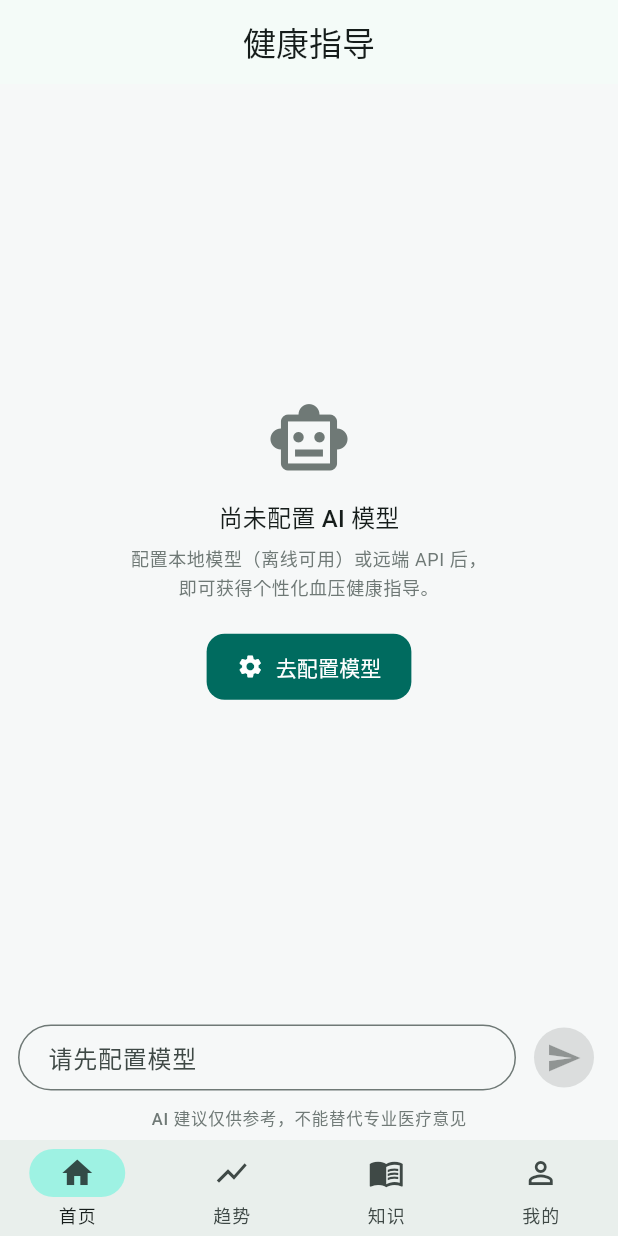
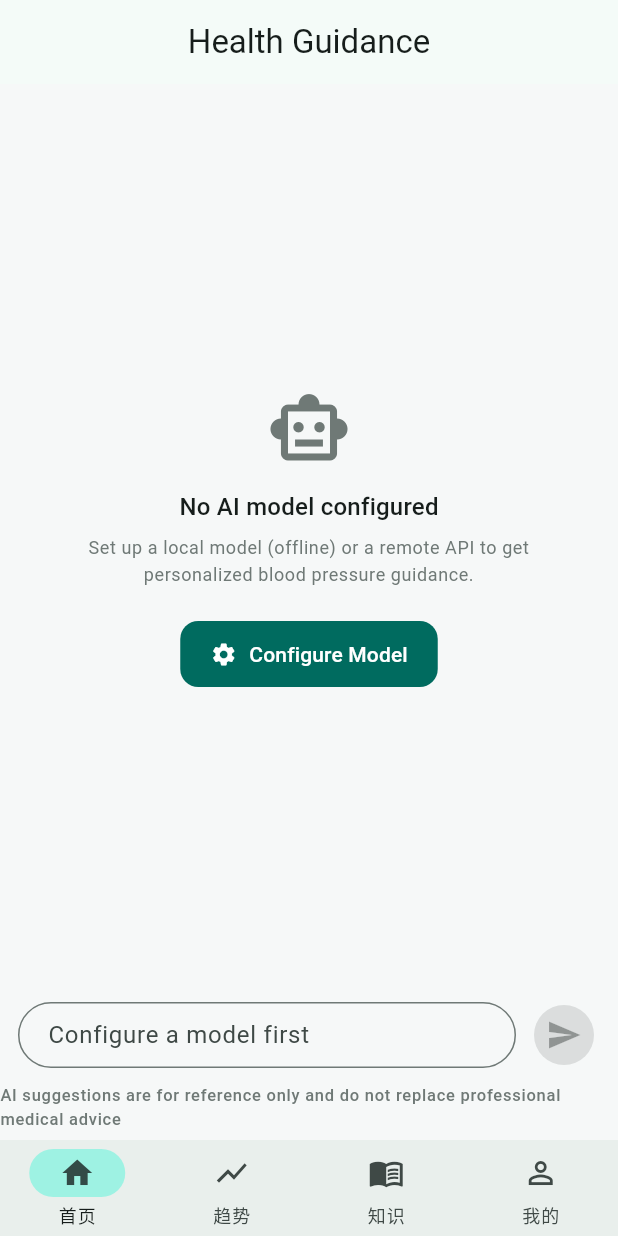
Before and after one commit to zhaoxuan-inside/BloodPressed, a Flutter app: the AssistantPage screen opened by its route, on a phone screen of 412 x 824 dp. Run offline on Flutter 3.47's test engine with Material 3 defaults, Android fonts, the phone set to English and light mode, and no system bars; our stand-ins replace dio, fl_chart, flutter_local_notifications, flutter_markdown_plus, flutter_riverpod, flutter_timezone and 7 more; missing offline and left inert: fluwx, llamadart, onnxruntime; accounts and stored records are empty.

Commit message:
feat(i18n): T6 assistant/knowledge 两页迁移 l10n
- 聊天页（欢迎语/建议问题/免责声明/清空确认）与知识页（标题/分类筛选/阅读时长）双语
- 知识分类名与文章正文属内容层，按范围决策保持中文

```diff
--- a/lib/features/assistant/presentation/assistant_page.dart
+++ b/lib/features/assistant/presentation/assistant_page.dart
@@ -6,6 +6,7 @@ import 'package:blood_pressed/core/widgets/common_widgets.dart';
 import 'package:blood_pressed/features/llm/domain/llm_models.dart';
 import 'package:blood_pressed/features/llm/presentation/controllers/llm_providers.dart';
 import 'package:blood_pressed/features/assistant/presentation/controllers/assistant_providers.dart';
+import 'package:blood_pressed/l10n/app_localizations.dart';
 
 /// AI 健康指导聊天页。
 class AssistantPage extends ConsumerStatefulWidget {
@@ -48,6 +49,7 @@ class _AssistantPageState extends ConsumerState<AssistantPage> {
   @override
   Widget build(BuildContext context) {
     final theme = Theme.of(context);
+    final l10n = AppLocalizations.of(context);
     final state = ref.watch(assistantProvider);
     final activeProfile = ref.watch(activeLlmProfileProvider);
     final engineState = ref.watch(llmEngineProvider);
@@ -61,10 +63,10 @@ class _AssistantPageState extends ConsumerState<AssistantPage> {
       appBar: AppBar(
         title: Column(
           children: [
-            const Text('健康指导'),
+            Text(l10n.assistantTitle),
             if (activeProfile != null)
               Text(
-                '模型：${activeProfile.name}',
+                l10n.assistantModelLabel(activeProfile.name),
                 style: theme.textTheme.labelSmall
                     ?.copyWith(color: theme.colorScheme.outline),
               ),
@@ -73,15 +75,15 @@ class _AssistantPageState extends ConsumerState<AssistantPage> {
         actions: [
           if (state.messages.isNotEmpty)
             IconButton(
-              tooltip: '清空对话',
+              tooltip: l10n.clearConversationTooltip,
               icon: const Icon(Icons.delete_sweep_outlined),
               onPressed: () async {
                 final ok = await showConfirmDialog(
                   context,
-                  title: '清空对话',
-                  content: '确定删除全部对话记录吗？',
+                  title: l10n.clearConversationTitle,
+                  content: l10n.clearConversationContent,
                   danger: true,
-                  confirmText: '清空',
+                  confirmText: l10n.clearConversationConfirm,
                 );
                 if (ok) {
                   await ref.read(assistantProvider.notifier).clearConversation();
@@ -139,8 +141,8 @@ class _AssistantPageState extends ConsumerState<AssistantPage> {
                       onSubmitted: (_) => _send(),
                       decoration: InputDecoration(
                         hintText: hasModel
-                            ? '例如：我最近血压偏高，饮食上要注意什么？'
-                            : '请先配置模型',
+                            ? l10n.assistantInputHint
+                            : l10n.assistantInputNoModel,
                         border: OutlineInputBorder(
                           borderRadius: BorderRadius.circular(24),
                         ),
@@ -168,7 +170,7 @@ class _AssistantPageState extends ConsumerState<AssistantPage> {
           Padding(
             padding: const EdgeInsets.only(bottom: 6),
             child: Text(
-              'AI 建议仅供参考，不能替代专业医疗意见',
+              l10n.assistantDisclaimer,
               style: theme.textTheme.labelSmall
                   ?.copyWith(color: theme.colorScheme.outline),
             ),
@@ -234,10 +236,11 @@ class _NoModelHint extends StatelessWidget {
             Icon(Icons.smart_toy_outlined,
                 size: 56, color: theme.colorScheme.outline),
             const SizedBox(height: 12),
-            Text('尚未配置 AI 模型', style: theme.textTheme.titleMedium),
+            Text(AppLocalizations.of(context).noModelYet,
+                style: theme.textTheme.titleMedium),
             const SizedBox(height: 6),
             Text(
-              '配置本地模型（离线可用）或远端 API 后，\n即可获得个性化血压健康指导。',
+              AppLocalizations.of(context).noModelHint,
               textAlign: TextAlign.center,
               style: theme.textTheme.bodySmall
                   ?.copyWith(color: theme.colorScheme.outline, height: 1.5),
@@ -245,7 +248,7 @@ class _NoModelHint extends StatelessWidget {
             const SizedBox(height: 20),
             FilledButton.icon(
               icon: const Icon(Icons.settings),
-              label: const Text('去配置模型'),
+              label: Text(AppLocalizations.of(context).goConfigure),
               onPressed: onConfigure,
             ),
           ],
@@ -260,30 +263,31 @@ class _Welcome extends StatelessWidget {
 
   final ValueChanged<String> onSuggest;
 
-  static const _suggestions = [
-    '帮我分析一下最近的血压情况',
-    '血压偏高，饮食上应该注意什么？',
-    '如何正确测量血压？',
-    '运动对降压有帮助吗？怎么运动？',
-  ];
+  List<String> _suggestions(AppLocalizations l10n) => [
+        l10n.suggestAnalyze,
+        l10n.suggestDiet,
+        l10n.suggestMeasure,
+        l10n.suggestExercise,
+      ];
 
   @override
   Widget build(BuildContext context) {
     final theme = Theme.of(context);
+    final l10n = AppLocalizations.of(context);
     return ListView(
       padding: const EdgeInsets.all(20),
       children: [
         const SizedBox(height: 12),
-        Text('👋 你好，我是你的血压健康助手',
+        Text(l10n.assistantWelcomeTitle,
             style: theme.textTheme.titleMedium),
         const SizedBox(height: 6),
         Text(
-          '我会结合你近 30 天的血压记录给出建议。\n你可以这样问我：',
+          l10n.assistantWelcomeBody,
           style: theme.textTheme.bodySmall
               ?.copyWith(color: theme.colorScheme.outline, height: 1.5),
         ),
         const SizedBox(height: 16),
-        ..._suggestions.map((s) => Card(
+        ..._suggestions(l10n).map((s) => Card(
               child: ListTile(
                 dense: true,
                 leading: const Icon(Icons.chat_bubble_outline, size: 18),
--- a/lib/l10n/app_en.arb
+++ b/lib/l10n/app_en.arb
@@ -458,5 +458,52 @@
   "curatedSizeQwen3_4B_GGUF": "about 2.3–4.4 GB",
   "curatedSizeQwen2_5_0_5B_Instruct_GGUF": "about 0.4–0.7 GB",
   "curatedSizeQwen2_5_1_5B_Instruct_GGUF": "about 0.9–1.8 GB",
-  "curatedSizeQwen2_5_3B_Instruct_GGUF": "about 1.8–3.2 GB"
+  "curatedSizeQwen2_5_3B_Instruct_GGUF": "about 1.8–3.2 GB",
+  "assistantTitle": "Health Guidance",
+  "assistantModelLabel": "Model: {name}",
+  "@assistantModelLabel": {
+    "placeholders": {
+      "name": {
+        "type": "String"
+      }
+    }
+  },
+  "clearConversationTooltip": "Clear chat",
+  "clearConversationTitle": "Clear Chat",
+  "clearConversationContent": "Delete the entire conversation?",
+  "clearConversationConfirm": "Clear",
+  "assistantInputHint": "e.g. My blood pressure has been high lately — any diet tips?",
+  "assistantInputNoModel": "Configure a model first",
+  "assistantDisclaimer": "AI suggestions are for reference only and do not replace professional medical advice",
+  "noModelYet": "No AI model configured",
+  "noModelHint": "Set up a local model (offline) or a remote API to get personalized blood pressure guidance.",
+  "goConfigure": "Configure Model",
+  "assistantWelcomeTitle": "👋 Hi, I'm your blood pressure assistant",
+  "assistantWelcomeBody": "I base suggestions on your last 30 days of records.\nTry asking:",
+  "suggestAnalyze": "Analyze my recent blood pressure readings",
+  "suggestDiet": "My BP is high — what should I watch in my diet?",
+  "suggestMeasure": "How do I measure blood pressure correctly?",
+  "suggestExercise": "Does exercise help lower BP? What kind?",
+  "knowledgeTitle": "Health Knowledge",
+  "categoryAll": "All",
+  "noArticlesInCategory": "No articles in this category",
+  "minutesRead": "about {minutes} min read",
+  "@minutesRead": {
+    "placeholders": {
+      "minutes": {
+        "type": "int"
+      }
+    }
+  },
+  "loadFailed": "Failed to load: {error}",
+  "@loadFailed": {
+    "placeholders": {
+      "error": {
+        "type": "String"
+      }
+    }
+  },
+  "fontSmaller": "Smaller text",
+  "fontLarger": "Larger text",
+  "favorite": "Favorite"
 }
--- a/lib/l10n/app_localizations.dart
+++ b/lib/l10n/app_localizations.dart
@@ -1435,6 +1435,162 @@ abstract class AppLocalizations {
   /// In en, this message translates to:
   /// **'about 1.8–3.2 GB'**
   String get curatedSizeQwen2_5_3B_Instruct_GGUF;
+
+  /// No description provided for @assistantTitle.
+  ///
+  /// In en, this message translates to:
+  /// **'Health Guidance'**
+  String get assistantTitle;
+
+  /// No description provided for @assistantModelLabel.
+  ///
+  /// In en, this message translates to:
+  /// **'Model: {name}'**
+  String assistantModelLabel(String name);
+
+  /// No description provided for @clearConversationTooltip.
+  ///
+  /// In en, this message translates to:
+  /// **'Clear chat'**
+  String get clearConversationTooltip;
+
+  /// No description provided for @clearConversationTitle.
+  ///
+  /// In en, this message translates to:
+  /// **'Clear Chat'**
+  String get clearConversationTitle;
+
+  /// No description provided for @clearConversationContent.
+  ///
+  /// In en, this message translates to:
+  /// **'Delete the entire conversation?'**
+  String get clearConversationContent;
+
+  /// No description provided for @clearConversationConfirm.
+  ///
+  /// In en, this message translates to:
+  /// **'Clear'**
+  String get clearConversationConfirm;
+
+  /// No description provided for @assistantInputHint.
+  ///
+  /// In en, this message translates to:
+  /// **'e.g. My blood pressure has been high lately — any diet tips?'**
+  String get assistantInputHint;
+
+  /// No description provided for @assistantInputNoModel.
+  ///
+  /// In en, this message translates to:
+  /// **'Configure a model first'**
+  String get assistantInputNoModel;
+
+  /// No description provided for @assistantDisclaimer.
+  ///
+  /// In en, this message translates to:
+  /// **'AI suggestions are for reference only and do not replace professional medical advice'**
+  String get assistantDisclaimer;
+
+  /// No description provided for @noModelYet.
+  ///
+  /// In en, this message translates to:
+  /// **'No AI model configured'**
+  String get noModelYet;
+
+  /// No description provided for @noModelHint.
+  ///
+  /// In en, this message translates to:
+  /// **'Set up a local model (offline) or a remote API to get personalized blood pressure guidance.'**
+  String get noModelHint;
+
+  /// No description provided for @goConfigure.
+  ///
+  /// In en, this message translates to:
+  /// **'Configure Model'**
+  String get goConfigure;
+
+  /// No description provided for @assistantWelcomeTitle.
+  ///
+  /// In en, this message translates to:
+  /// **'👋 Hi, I\'m your blood pressure assistant'**
+  String get assistantWelcomeTitle;
+
+  /// No description provided for @assistantWelcomeBody.
+  ///
+  /// In en, this message translates to:
+  /// **'I base suggestions on your last 30 days of records.\nTry asking:'**
+  String get assistantWelcomeBody;
+
+  /// No description provided for @suggestAnalyze.
+  ///
+  /// In en, this message translates to:
+  /// **'Analyze my recent blood pressure readings'**
+  String get suggestAnalyze;
+
+  /// No description provided for @suggestDiet.
+  ///
+  /// In en, this message translates to:
+  /// **'My BP is high — what should I watch in my diet?'**
+  String get suggestDiet;
+
+  /// No description provided for @suggestMeasure.
+  ///
+  /// In en, this message translates to:
+  /// **'How do I measure blood pressure correctly?'**
+  String get suggestMeasure;
+
+  /// No description provided for @suggestExercise.
+  ///
+  /// In en, this message translates to:
+  /// **'Does exercise help lower BP? What kind?'**
+  String get suggestExercise;
+
+  /// No description provided for @knowledgeTitle.
+  ///
+  /// In en, this message translates to:
+  /// **'Health Knowledge'**
+  String get knowledgeTitle;
+
+  /// No description provided for @categoryAll.
+  ///
+  /// In en, this message translates to:
+  /// **'All'**
+  String get categoryAll;
+
+  /// No description provided for @noArticlesInCategory.
+  ///
+  /// In en, this message translates to:
+  /// **'No articles in this category'**
+  String get noArticlesInCategory;
+
+  /// No description provided for @minutesRead.
+  ///
+  /// In en, this message translates to:
+  /// **'about {minutes} min read'**
+  String minutesRead(int minutes);
+
+  /// No description provided for @loadFailed.
+  ///
+  /// In en, this message translates to:
+  /// **'Failed to load: {error}'**
+  String loadFailed(String error);
+
+  /// No description provided for @fontSmaller.
+  ///
+  /// In en, this message translates to:
+  /// **'Smaller text'**
+  String get fontSmaller;
+
+  /// No description provided for @fontLarger.
+  ///
+  /// In en, this message translates to:
+  /// **'Larger text'**
+  String get fontLarger;
+
+  /// No description provided for @favorite.
+  ///
+  /// In en, this message translates to:
+  /// **'Favorite'**
+  String get favorite;
 }
 
 class _AppLocalizationsDelegate
--- a/lib/l10n/app_localizations_en.dart
+++ b/lib/l10n/app_localizations_en.dart
@@ -769,4 +769,93 @@ class AppLocalizationsEn extends AppLocalizations {
 
   @override
   String get curatedSizeQwen2_5_3B_Instruct_GGUF => 'about 1.8–3.2 GB';
+
+  @override
+  String get assistantTitle => 'Health Guidance';
+
+  @override
+  String assistantModelLabel(String name) {
+    return 'Model: $name';
+  }
+
+  @override
+  String get clearConversationTooltip => 'Clear chat';
+
+  @override
+  String get clearConversationTitle => 'Clear Chat';
+
+  @override
+  String get clearConversationContent => 'Delete the entire conversation?';
+
+  @override
+  String get clearConversationConfirm => 'Clear';
+
+  @override
+  String get assistantInputHint =>
+      'e.g. My blood pressure has been high lately — any diet tips?';
+
+  @override
+  String get assistantInputNoModel => 'Configure a model first';
+
+  @override
+  String get assistantDisclaimer =>
+      'AI suggestions are for reference only and do not replace professional medical advice';
+
+  @override
+  String get noModelYet => 'No AI model configured';
+
+  @override
+  String get noModelHint =>
+      'Set up a local model (offline) or a remote API to get personalized blood pressure guidance.';
+
+  @override
+  String get goConfigure => 'Configure Model';
+
+  @override
+  String get assistantWelcomeTitle =>
+      '👋 Hi, I\'m your blood pressure assistant';
+
+  @override
+  String get assistantWelcomeBody =>
+      'I base suggestions on your last 30 days of records.\nTry asking:';
+
+  @override
+  String get suggestAnalyze => 'Analyze my recent blood pressure readings';
+
+  @override
+  String get suggestDiet => 'My BP is high — what should I watch in my diet?';
+
+  @override
+  String get suggestMeasure => 'How do I measure blood pressure correctly?';
+
+  @override
+  String get suggestExercise => 'Does exercise help lower BP? What kind?';
+
+  @override
+  String get knowledgeTitle => 'Health Knowledge';
+
+  @override
+  String get categoryAll => 'All';
+
+  @override
+  String get noArticlesInCategory => 'No articles in this category';
+
+  @override
+  String minutesRead(int minutes) {
+    return 'about $minutes min read';
+  }
+
+  @override
+  String loadFailed(String error) {
+    return 'Failed to load: $error';
+  }
+
+  @override
+  String get fontSmaller => 'Smaller text';
+
+  @override
+  String get fontLarger => 'Larger text';
+
+  @override
+  String get favorite => 'Favorite';
 }
--- a/lib/l10n/app_localizations_zh.dart
+++ b/lib/l10n/app_localizations_zh.dart
@@ -737,4 +737,88 @@ class AppLocalizationsZh extends AppLocalizations {
 
   @override
   String get curatedSizeQwen2_5_3B_Instruct_GGUF => '约 1.8~3.2 GB';
+
+  @override
+  String get assistantTitle => '健康指导';
+
+  @override
+  String assistantModelLabel(String name) {
+    return '模型：$name';
+  }
+
+  @override
+  String get clearConversationTooltip => '清空对话';
+
+  @override
+  String get clearConversationTitle => '清空对话';
+
+  @override
+  String get clearConversationContent => '确定删除全部对话记录吗？';
+
+  @override
+  String get clearConversationConfirm => '清空';
+
+  @override
+  String get assistantInputHint => '例如：我最近血压偏高，饮食上要注意什么？';
+
+  @override
+  String get assistantInputNoModel => '请先配置模型';
+
+  @override
+  String get assistantDisclaimer => 'AI 建议仅供参考，不能替代专业医疗意见';
+
+  @override
+  String get noModelYet => '尚未配置 AI 模型';
+
+  @override
+  String get noModelHint => '配置本地模型（离线可用）或远端 API 后，\n即可获得个性化血压健康指导。';
+
+  @override
+  String get goConfigure => '去配置模型';
+
+  @override
+  String get assistantWelcomeTitle => '👋 你好，我是你的血压健康助手';
+
+  @override
+  String get assistantWelcomeBody => '我会结合你近 30 天的血压记录给出建议。\n你可以这样问我：';
+
+  @override
+  String get suggestAnalyze => '帮我分析一下最近的血压情况';
+
+  @override
+  String get suggestDiet => '血压偏高，饮食上应该注意什么？';
+
+  @override
+  String get suggestMeasure => '如何正确测量血压？';
+
+  @override
+  String get suggestExercise => '运动对降压有帮助吗？怎么运动？';
+
+  @override
+  String get knowledgeTitle => '健康知识';
+
+  @override
+  String get categoryAll => '全部';
+
+  @override
+  String get noArticlesInCategory => '该分类暂无文章';
+
+  @override
+  String minutesRead(int minutes) {
+    return '约 $minutes 分钟阅读';
+  }
+
+  @override
+  String loadFailed(String error) {
+    return '加载失败：$error';
+  }
+
+  @override
+  String get fontSmaller => '缩小字号';
+
+  @override
+  String get fontLarger => '放大字号';
+
+  @override
+  String get favorite => '收藏';
 }
```
Also changed, not shown: lib/features/knowledge/presentation/knowledge_detail_page.dart (+7 -4 lines), lib/features/knowledge/presentation/knowledge_list_page.dart (+7 -5 lines), lib/l10n/app_zh.arb (+27 -1 lines).
